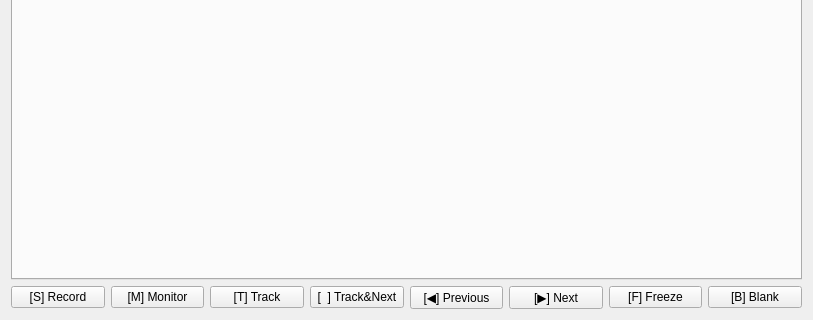
This is main/mainwindow.ui in genosse-einhorn/FishyRecorder as Qt 5 draws it before an edit; both pictures show x 0 to 813 and y 156 to 476 of the 813 by 476 pixel window. The edited form follows.
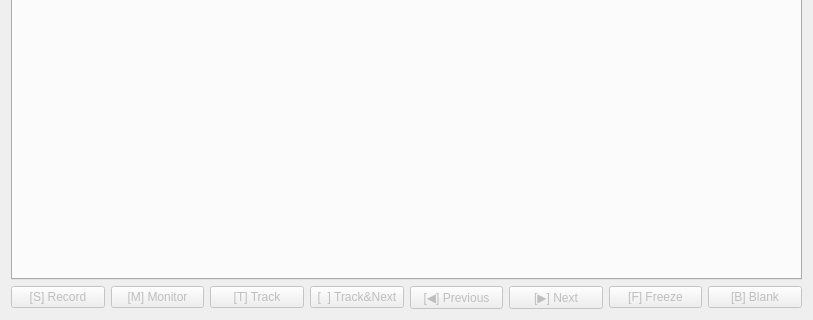
This is the edited form. Custom widgets are drawn as their Qt base class.

Patch:
```diff
--- a/main/mainwindow.ui
+++ b/main/mainwindow.ui
@@ -139,6 +139,9 @@
        </property>
        <item row="0" column="3">
         <widget class="QPushButton" name="trackNextBtn">
+         <property name="enabled">
+          <bool>false</bool>
+         </property>
          <property name="toolTip">
           <string>Start a new track and advance the current presentation to the next slide.</string>
          </property>
@@ -152,6 +155,9 @@
        </item>
        <item row="0" column="4">
         <widget class="QPushButton" name="prevBtn">
+         <property name="enabled">
+          <bool>false</bool>
+         </property>
          <property name="toolTip">
           <string>Go back to the previous slide</string>
          </property>
@@ -165,6 +171,9 @@
        </item>
        <item row="0" column="7">
         <widget class="QPushButton" name="blankBtn">
+         <property name="enabled">
+          <bool>false</bool>
+         </property>
          <property name="toolTip">
           <string>Blank the presentation screen.</string>
          </property>
@@ -184,6 +193,9 @@
        </item>
        <item row="0" column="5">
         <widget class="QPushButton" name="nextBtn">
+         <property name="enabled">
+          <bool>false</bool>
+         </property>
          <property name="toolTip">
           <string>Advance to the next slide</string>
          </property>
@@ -197,6 +209,9 @@
        </item>
        <item row="0" column="2">
         <widget class="QPushButton" name="trackBtn">
+         <property name="enabled">
+          <bool>false</bool>
+         </property>
          <property name="toolTip">
           <string>Starts a new track. This is instant</string>
          </property>
@@ -210,6 +225,9 @@
        </item>
        <item row="0" column="1">
         <widget class="QPushButton" name="monitorBtn">
+         <property name="enabled">
+          <bool>false</bool>
+         </property>
          <property name="text">
           <string>[M] Monitor</string>
          </property>
@@ -226,6 +244,9 @@
        </item>
        <item row="0" column="0">
         <widget class="QPushButton" name="recordBtn">
+         <property name="enabled">
+          <bool>false</bool>
+         </property>
          <property name="toolTip">
           <string>Starts or stops the recording of audio. This is not an instant operation, there might be latencies of up to a second involved.</string>
          </property>
@@ -242,6 +263,12 @@
        </item>
        <item row="0" column="6">
         <widget class="QPushButton" name="freezeBtn">
+         <property name="enabled">
+          <bool>false</bool>
+         </property>
+         <property name="toolTip">
+          <string>Freeze the picture currently shown on the presentation screen</string>
+         </property>
          <property name="text">
           <string>[F] Freeze</string>
          </property>
```
